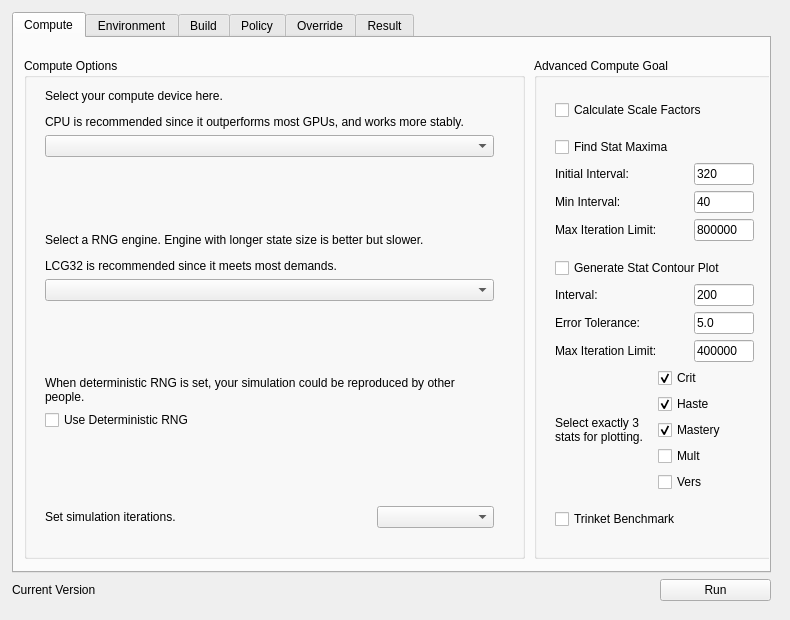
Old version of the form gic.ui in the repository AeanSR/irecore.
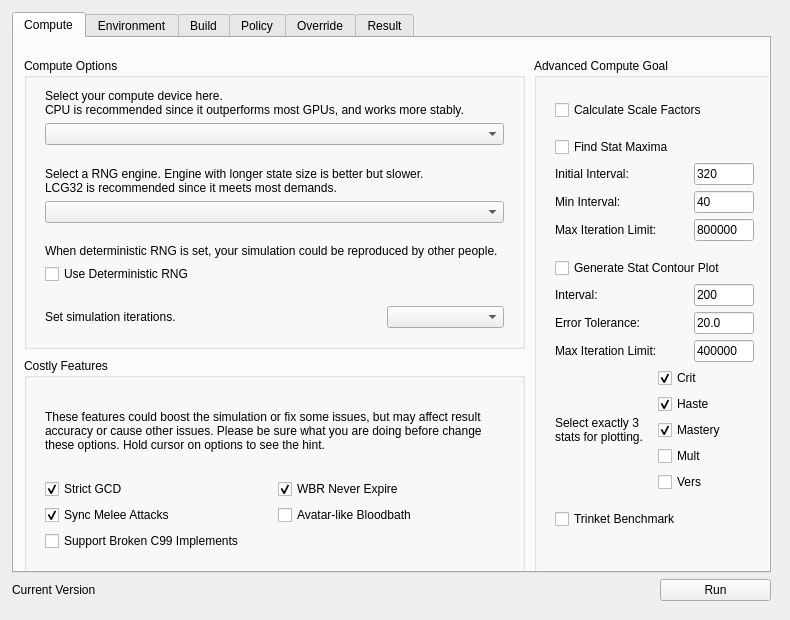
New version of the form. The open tabs and pages were chosen to show the change.

Commit message: Added several costly features.

What changed in the file:
```diff
--- a/gic.ui
+++ b/gic.ui
@@ -57,7 +57,7 @@
            <x>520</x>
            <y>20</y>
            <width>241</width>
-           <height>501</height>
+           <height>521</height>
           </rect>
          </property>
          <property name="title">
@@ -297,7 +297,7 @@
                   </size>
                  </property>
                  <property name="text">
-                  <string>5.0</string>
+                  <string>20.0</string>
                  </property>
                  <property name="placeholderText">
                   <string/>
@@ -435,7 +435,7 @@
            <x>10</x>
            <y>20</y>
            <width>501</width>
-           <height>501</height>
+           <height>291</height>
           </rect>
          </property>
          <property name="title">
@@ -446,20 +446,30 @@
            <rect>
             <x>10</x>
             <y>20</y>
-            <width>471</width>
-            <height>461</height>
+            <width>481</width>
+            <height>261</height>
            </rect>
           </property>
           <layout class="QVBoxLayout" name="verticalLayout_13">
            <item>
             <widget class="QLabel" name="label">
              <property name="text">
-              <string>&lt;html&gt;&lt;head/&gt;&lt;body&gt;&lt;p&gt;Select your compute device here.&lt;/p&gt;&lt;p&gt;CPU is recommended since it outperforms most GPUs, and works more stably.&lt;/p&gt;&lt;/body&gt;&lt;/html&gt;</string>
+              <string>Select your compute device here.
+CPU is recommended since it outperforms most GPUs, and works more stably.</string>
+             </property>
+             <property name="textFormat">
+              <enum>Qt::PlainText</enum>
              </property>
             </widget>
            </item>
            <item>
             <widget class="QComboBox" name="comboDevices">
+             <property name="maximumSize">
+              <size>
+               <width>16777215</width>
+               <height>16777215</height>
+              </size>
+             </property>
              <property name="duplicatesEnabled">
               <bool>true</bool>
              </property>
@@ -481,7 +491,11 @@
            <item>
             <widget class="QLabel" name="label_2">
              <property name="text">
-              <string>&lt;html&gt;&lt;head/&gt;&lt;body&gt;&lt;p&gt;Select a RNG engine. Engine with longer state size is better but slower.&lt;/p&gt;&lt;p&gt;LCG32 is recommended since it meets most demands.&lt;/p&gt;&lt;/body&gt;&lt;/html&gt;</string>
+              <string>Select a RNG engine. Engine with longer state size is better but slower.
+LCG32 is recommended since it meets most demands.</string>
+             </property>
+             <property name="textFormat">
+              <enum>Qt::PlainText</enum>
              </property>
             </widget>
            </item>
@@ -508,7 +522,10 @@
            <item>
             <widget class="QLabel" name="label_3">
              <property name="text">
-              <string>&lt;html&gt;&lt;head/&gt;&lt;body&gt;&lt;p&gt;When deterministic RNG is set, your simulation could be reproduced by other people.&lt;/p&gt;&lt;/body&gt;&lt;/html&gt;</string>
+              <string>When deterministic RNG is set, your simulation could be reproduced by other people.</string>
+             </property>
+             <property name="textFormat">
+              <enum>Qt::PlainText</enum>
              </property>
              <property name="wordWrap">
               <bool>true</bool>
@@ -539,6 +556,12 @@
             <layout class="QHBoxLayout" name="horizontalLayout_11">
              <item>
               <widget class="QLabel" name="label_4">
+               <property name="sizePolicy">
+                <sizepolicy hsizetype="Minimum" vsizetype="Preferred">
+                 <horstretch>0</horstretch>
+                 <verstretch>0</verstretch>
+                </sizepolicy>
+               </property>
                <property name="text">
                 <string>&lt;html&gt;&lt;head/&gt;&lt;body&gt;&lt;p&gt;Set simulation iterations.&lt;/p&gt;&lt;/body&gt;&lt;/html&gt;</string>
                </property>
@@ -562,6 +585,119 @@
           </layout>
          </widget>
         </widget>
+        <widget class="QGroupBox" name="groupBox_10">
+         <property name="geometry">
+          <rect>
+           <x>10</x>
+           <y>320</y>
+           <width>501</width>
+           <height>221</height>
+          </rect>
+         </property>
+         <property name="title">
+          <string>Costly Features</string>
+         </property>
+         <widget class="QWidget" name="layoutWidget">
+          <property name="geometry">
+           <rect>
+            <x>10</x>
+            <y>20</y>
+            <width>481</width>
+            <height>184</height>
+           </rect>
+          </property>
+          <layout class="QVBoxLayout" name="verticalLayout_15">
+           <item>
+            <widget class="QLabel" name="label_39">
+             <property name="text">
+              <string>These features could boost the simulation or fix some issues, but may affect result accuracy or cause other issues. Please be sure what you are doing before change these options. Hold cursor on options to see the hint.</string>
+             </property>
+             <property name="textFormat">
+              <enum>Qt::PlainText</enum>
+             </property>
+             <property name="wordWrap">
+              <bool>true</bool>
+             </property>
+            </widget>
+           </item>
+           <item>
+            <layout class="QGridLayout" name="gridLayout_2">
+             <item row="0" column="0">
+              <widget class="QCheckBox" name="checkStrictGCD">
+               <property name="toolTip">
+                <string>Strict GCD: When general cooldown is up, all actions(i.e. spells off GCD) are locked.
+Enable this option could make approx. 30% performance improvement, but may cause minor impacts on behavior.</string>
+               </property>
+               <property name="text">
+                <string>Strict GCD</string>
+               </property>
+               <property name="checked">
+                <bool>true</bool>
+               </property>
+              </widget>
+             </item>
+             <item row="0" column="1">
+              <widget class="QCheckBox" name="checkWBRNeverExpire">
+               <property name="toolTip">
+                <string>WBR Never Expire: Worldbreaker's Resolve (trinket from Archimonde) are assumed never expire.
+IreCore only simulates Tank-n-Spank combats. It's impossible to stop melee attacks to let the trinket expire in IreCore, unless you are simulating some custom weapons with 6.0+ weapon speed.</string>
+               </property>
+               <property name="text">
+                <string>WBR Never Expire</string>
+               </property>
+               <property name="checked">
+                <bool>true</bool>
+               </property>
+              </widget>
+             </item>
+             <item row="1" column="0">
+              <widget class="QCheckBox" name="checkSyncMelee">
+               <property name="toolTip">
+                <string>Sync Melee Attacks: Start MH swing and OH swing at the same time. If this option is disabled, the first OH swing will be delayed 0.5 second.
+Check this option may significantly boost the simulation when the speed of both weapons are same. But it may be inconsistent with real combats.</string>
+               </property>
+               <property name="text">
+                <string>Sync Melee Attacks</string>
+               </property>
+               <property name="checked">
+                <bool>true</bool>
+               </property>
+              </widget>
+             </item>
+             <item row="1" column="1">
+              <widget class="QCheckBox" name="checkAvatarLikeBloodbath">
+               <property name="toolTip">
+                <string>Avatar-like Bloodbath: Bloodbath will be treated as +30% special damage instantly.
+Check this option may boost the simulation, but it is really inconsistent with real combats. Not recommended.</string>
+               </property>
+               <property name="text">
+                <string>Avatar-like Bloodbath</string>
+               </property>
+               <property name="checked">
+                <bool>false</bool>
+               </property>
+              </widget>
+             </item>
+             <item row="2" column="0" colspan="2">
+              <widget class="QCheckBox" name="checkSupportNonC99">
+               <property name="toolTip">
+                <string>Support Broken C99 Implements: Try to cooperate with those broken compilers (most are MSVC based) which even does not implement C99 grammar.
+When you meet compilation errors (Error -11) and got debug messages like &quot;expected an expression&quot; or similar, this option may fix that issue for you. 
+DO NOT ENABLE THIS OPTION if you did not meet Error -11.</string>
+               </property>
+               <property name="text">
+                <string>Support Broken C99 Implements</string>
+               </property>
+               <property name="checked">
+                <bool>false</bool>
+               </property>
+              </widget>
+             </item>
+            </layout>
+           </item>
+          </layout>
+         </widget>
+        </widget>
        </widget>
        <widget class="QWidget" name="tabEnvironment">
         <attribute name="title">
```
Left out of the diff: 2 changed lines with no effect on the pictures. The commit also changes 5 other files.
